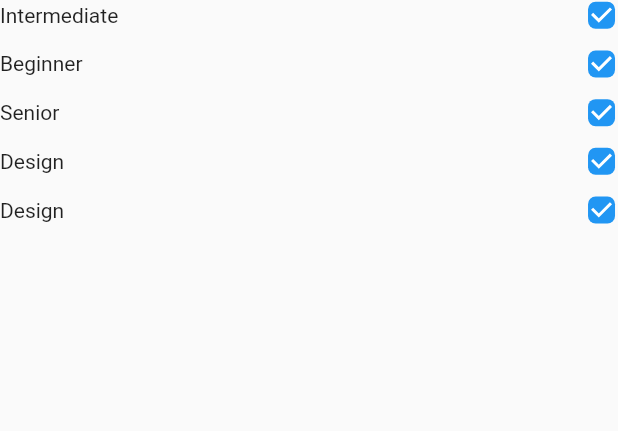
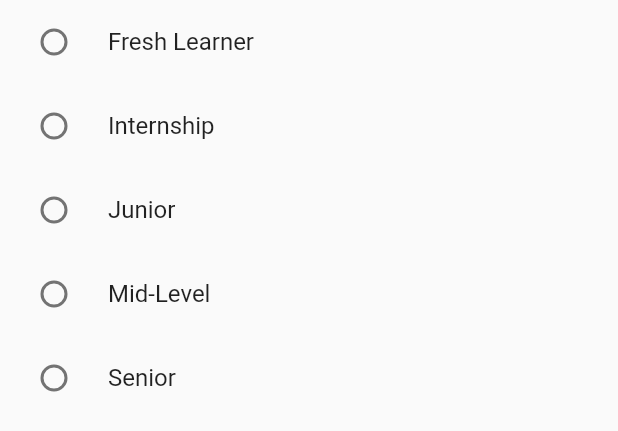
Before and after one commit to yousifabughali/graduation, a Flutter app: the SelectLevel widget shown alone on an empty page, opened directly, on a phone screen of 412 x 824 dp. Shown: the top 431 px of the screen. Run offline on Flutter 3.47's test engine with Material 2 defaults, Android fonts, the phone set to English and light mode, and no system bars; our stand-ins replace cloud_firestore, dotted_line, firebase_auth, firebase_core, firebase_storage, flutter_screenutil and 2 more; accounts and stored records are empty; network calls fail; project files that could hold a hidden picture were left out.

Commit message:
Auth with levels saved, error free(fixed),Working on firestore article

```diff
--- a/lib/auth_screens/sign_in.dart
+++ b/lib/auth_screens/sign_in.dart
@@ -43,6 +43,7 @@ class _SignInState extends State<SignIn> {
             ),
           ),
           Form(
+            key: provider.signInKey,
             child: Padding(
               padding: EdgeInsets.only(left: 24.w, right: 24.w, bottom: 62),
               child: Column(
@@ -52,6 +53,7 @@ class _SignInState extends State<SignIn> {
                     width: 327.w,
                     child: TextFormField(
                       controller: provider.emailController,
+                      validator: provider.emailValidation,
                       decoration: InputDecoration(
                         label: Text('Email'),
                         border: OutlineInputBorder(
@@ -70,6 +72,8 @@ class _SignInState extends State<SignIn> {
                     width: 327.w,
                     child: TextFormField(
                       controller: provider.passwordController,
+                      validator: provider.passwordValidation,
+
                       decoration: InputDecoration(
                         label: Text('Password'),
                         // suffix: IconButton(onPressed: (){},icon: Icon(Icons.add)),
--- a/lib/auth_screens/sign_up.dart
+++ b/lib/auth_screens/sign_up.dart
@@ -40,6 +40,7 @@ class _SignUpState extends State<SignUp> {
             ),
           ),
           Form(
+            key: provider.signUpKey,
             child: Padding(
               padding: EdgeInsets.only(left: 24.w, right: 24.w),
               child: Column(
@@ -49,6 +50,7 @@ class _SignUpState extends State<SignUp> {
                     width: 327.w,
                     child: TextFormField(
                       controller: provider.nameController,
+                      validator: provider.nullValidation,
                       decoration: InputDecoration(
                         label: Text('Name'),
                         border: OutlineInputBorder(
@@ -67,7 +69,7 @@ class _SignUpState extends State<SignUp> {
                     width: 327.w,
                     child: TextFormField(
                       controller: provider.userNameController,
-                      validator: provider.passwordValidation,
+                      validator: provider.nullValidation,
                       decoration: InputDecoration(
                         label: Text('Username'),
                         prefixText: '@',
@@ -87,6 +89,7 @@ class _SignUpState extends State<SignUp> {
                     width: 327.w,
                     child: TextFormField(
                       controller: provider.emailController,
+                      validator: provider.emailValidation,
                       decoration: InputDecoration(
                         label: Text('Email'),
                         border: OutlineInputBorder(
@@ -105,6 +108,7 @@ class _SignUpState extends State<SignUp> {
                     width: 327.w,
                     child: TextFormField(
                       controller: provider.passwordController,
+                      validator: provider.passwordValidation,
                       decoration: InputDecoration(
                         label: Text('Password'),
                         // suffix: IconButton(onPressed: (){},icon: Icon(Icons.add)),
--- a/lib/model/article.dart
+++ b/lib/model/article.dart
@@ -0,0 +1,36 @@
+class Article {
+  late String question;
+  String? id;
+  late String description;
+  late String image;
+  Set<String>? hashtags;
+  String? date;
+
+  Article({
+    this.id,
+    required this.question,
+    required this.description,
+    required this.image,
+    this.hashtags,
+    this.date
+  });
+
+  Article.fromMap(Map<String, dynamic> map) {
+    final set = map['hashtags'] as Set<String>;
+    question= map['question'];
+    description= map['description'];
+    image=map['image'];
+    hashtags = set.map((e) => e.toString()).toSet();
+    date=map['date'];
+  }
+
+  Map<String, dynamic> toMap() {
+    return {
+      'question': question,
+      'description': description,
+      'image':image,
+      'hashtags':hashtags,
+      'date':date
+    };
+  }
+}
--- a/lib/model/user.dart
+++ b/lib/model/user.dart
@@ -4,7 +4,7 @@ class AppUser {
   String? password;
   late String userName;
   late String name;
-  List<String>? interests;
+  Set<String>? interests;
   String? level;
 
   AppUser({
@@ -18,11 +18,11 @@ class AppUser {
   });
 
   AppUser.fromMap(Map<String, dynamic> map) {
-    final list = map['interests'] as List;
+    final set = map['interests'] as Set<String>;
     email= map['email'];
     userName= map['userName'];
     name=map['name'];
-    interests = list.map((e) => e.toString()).toList();
+    interests = set.map((e) => e.toString()).toSet();
     level=map['level'];
   }
 
--- a/lib/provider/auth_provider.dart
+++ b/lib/provider/auth_provider.dart
@@ -20,7 +20,7 @@ class AuthProvider extends ChangeNotifier{
   TextEditingController passwordController= TextEditingController();
   TextEditingController userNameController= TextEditingController();
   TextEditingController nameController= TextEditingController();
-  List<String> intrests=[];
+  Set<String> intrests={};
   String level='';
   String? id;
 
@@ -79,6 +79,7 @@ class AuthProvider extends ChangeNotifier{
      log(emailController.text.toString());
       UserCredential? credential= await AuthHelper.authHelper.signUp(
           emailController.text,passwordController.text);
+      id = credential!.user!.uid;
       AppUser appUser =AppUser(name: nameController.text,email: emailController.text, userName: userNameController.text,interests: intrests,id: credential!.user!.uid!);
       FireStoreHelper.fireStoreHelper.addUsersToFireStore(appUser);
       if (credential!=null){
--- a/lib/provider/firestore_provider.dart
+++ b/lib/provider/firestore_provider.dart
@@ -2,30 +2,29 @@ import 'dart:io';
 
 import 'package:flutter/material.dart';
 import 'package:graduation/helper/firestore_helper.dart';
+import 'package:graduation/model/article.dart';
 
 
 class FireStoreProvider extends ChangeNotifier {
-  TextEditingController categoryNameController = TextEditingController();
-  TextEditingController productNameController = TextEditingController();
-  TextEditingController productDescriptionController = TextEditingController();
-  TextEditingController productPriceController = TextEditingController();
-  TextEditingController productQuantityController = TextEditingController();
+  TextEditingController articleNameController = TextEditingController();
+  TextEditingController articleDescriptionController = TextEditingController();
+  TextEditingController articleTagsController = TextEditingController();
 
-  // File? selectedImage;
-  // List<Category> categories = [];
+
+  File? selectedImage;
+  List<Article> articles = [];
   // List<Product> products = [];
 
-  // FireStoreProvider() {
-  //   getAllCategories();
-  // }
+  FireStoreProvider() {
+    getAllCategories();
+  }
 
 
-  // getAllCategories() async {
-  //   categories = await FireStoreHelper.fireStoreHelper.getAllCategories();
-  //   notifyListeners();
-  // }
-  //
-  //
+  getAllCategories() async {
+    articles = await FireStoreHelper.fireStoreHelper.getAllArticles();
+    notifyListeners();
+  }
+
   // getAllProduct(String catId) async {
   //   products = await  FireStoreHelper.fireStoreHelper.getAllProduct(catId);
   //   notifyListeners();
--- a/lib/widget/interest_element.dart
+++ b/lib/widget/interest_element.dart
@@ -6,10 +6,8 @@ import 'package:provider/provider.dart';
 
 class InterestsElement extends StatefulWidget {
   String? title;
-  void Function(bool?)? onChanged;
    InterestsElement({
     required this.title,
-  required this.onChanged,
   super.key,
   });
 
--- a/lib/widget/select_level.dart
+++ b/lib/widget/select_level.dart
@@ -1,5 +1,8 @@
 import 'package:flutter/material.dart';
 import 'package:flutter_screenutil/flutter_screenutil.dart';
+import 'package:graduation/provider/auth_provider.dart';
+import 'package:provider/provider.dart';
+
 class SelectLevel extends StatefulWidget {
   SelectLevel({
     Key? key,
@@ -9,81 +12,82 @@ class SelectLevel extends StatefulWidget {
   State<SelectLevel> createState() => _SelectLevelState();
 }
 
+enum ExperienceLevel {
+  freshLearner,
+  internship,
+  junior,
+  midLevel,
+  senior,
+}
+
 class _SelectLevelState extends State<SelectLevel> {
+  ExperienceLevel? _selectedLevel;
+
   @override
   Widget build(BuildContext context) {
-    return Column(
+    final provider = Provider.of<AuthProvider>(context);
+
+    return ListView(
       children: [
-        Row(
-          children: [
-            Text('Intermediate'),
-            Spacer(),
-            SizedBox(
-              height: 20.h,
-              width: 20.w,
-              child: Checkbox(
-                  shape: RoundedRectangleBorder(borderRadius: BorderRadius.circular(5.r)),
-                  value: true, onChanged: (_) {}),
-            ),
-          ],
+        RadioListTile<ExperienceLevel>(
+          title: Text('Fresh Learner'),
+          value: ExperienceLevel.freshLearner,
+          groupValue: _selectedLevel,
+          onChanged: (value) {
+            setState(() {
+              _selectedLevel = value;
+              provider.level=value.toString();
+
+            });
+          },
         ),
-        SizedBox(height: 12.h,),
-        Row(
-          children: [
-            Text('Beginner'),
-            Spacer(),
-            SizedBox(
-              height: 20.h,
-              width: 20.w,
-              child: Checkbox(
-                  shape: RoundedRectangleBorder(borderRadius: BorderRadius.circular(5.r)),
-                  value: true, onChanged: (_) {}),
-            ),
-          ],
+        RadioListTile<ExperienceLevel>(
+          title: Text('Internship'),
+          value: ExperienceLevel.internship,
+          groupValue: _selectedLevel,
+          onChanged: (value) {
+            setState(() {
+              _selectedLevel = value;
+              provider.level=value.toString();
+            });
+          },
         ),
-        SizedBox(height: 12.h,),
-        Row(
-          children: [
-            Text('Senior'),
-            Spacer(),
-            SizedBox(
-              height: 20.h,
-              width: 20.w,
-              child: Checkbox(
-                  shape: RoundedRectangleBorder(borderRadius: BorderRadius.circular(5.r)),
-                  value: true, onChanged: (_) {}),
-            ),
-          ],
+        RadioListTile<ExperienceLevel>(
+          title: Text('Junior'),
+          value: ExperienceLevel.junior,
+          groupValue: _selectedLevel,
+          onChanged: (value) {
+            setState(() {
+              _selectedLevel = value;
+              provider.level=value.toString();
+
+            });
+          },
         ),
-        SizedBox(height: 12.h,),
-        Row(
-          children: [
-            Text('Design'),
-            Spacer(),
-            SizedBox(
-              height: 20.h,
-              width: 20.w,
-              child: Checkbox(
-                  shape: RoundedRectangleBorder(borderRadius: BorderRadius.circular(5.r)),
-                  value: true, onChanged: (_) {}),
-            ),
-          ],
+        RadioListTile<ExperienceLevel>(
+          title: Text('Mid-Level'),
+          value: ExperienceLevel.midLevel,
+          groupValue: _selectedLevel,
+          onChanged: (value) {
+            setState(() {
+              _selectedLevel = value;
+              provider.level=value.toString();
+
+            });
+          },
         ),
-        SizedBox(height: 12.h,),
-        Row(
-          children: [
-            Text('Design'),
-            Spacer(),
-            SizedBox(
-              height: 20.h,
-              width: 20.w,
-              child: Checkbox(
-                  shape: RoundedRectangleBorder(borderRadius: BorderRadius.circular(5.r)),
-                  value: true, onChanged: (_) {}),
-            ),
-          ],
+        RadioListTile<ExperienceLevel>(
+          title: Text('Senior'),
+          value: ExperienceLevel.senior,
+          groupValue: _selectedLevel,
+          onChanged: (value) {
+            setState(() {
+              _selectedLevel = value;
+              provider.level=value.toString();
+
+            });
+          },
         ),
-        SizedBox(height: 12.h,),
       ],
     );
   }
```
Also changed, not shown: lib/helper/firestore_helper.dart (+34 -16 lines), lib/helper/storage_helper.dart (added, +16 -0 lines), lib/widget/select_interst.dart (+12 -33 lines).
